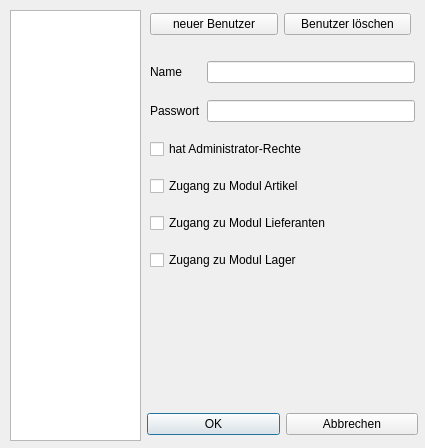
Old version of the form dialog_user.ui in the repository 15831944/CBrain.
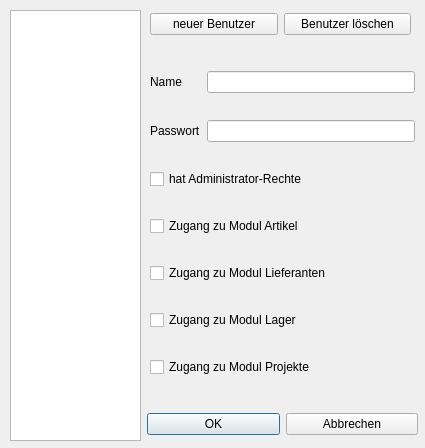
New version of the form.

Commit message: modul projekte fertig gestellt

Patch:
```diff
--- a/dialog_user.ui
+++ b/dialog_user.ui
@@ -32,7 +32,7 @@
      <x>150</x>
      <y>50</y>
      <width>265</width>
-     <height>231</height>
+     <height>351</height>
     </rect>
    </property>
    <layout class="QGridLayout" name="gridLayout">
@@ -84,6 +84,13 @@
       </property>
      </widget>
     </item>
+    <item row="6" column="0" colspan="2">
+     <widget class="QCheckBox" name="checkBox_modul_projekte">
+      <property name="text">
+       <string>Zugang zu Modul Projekte</string>
+      </property>
+     </widget>
+    </item>
    </layout>
   </widget>
   <widget class="QWidget" name="layoutWidget">
```
Left out of the diff: 1 changed line with no effect on the pictures. The commit also changes 17 other files.
